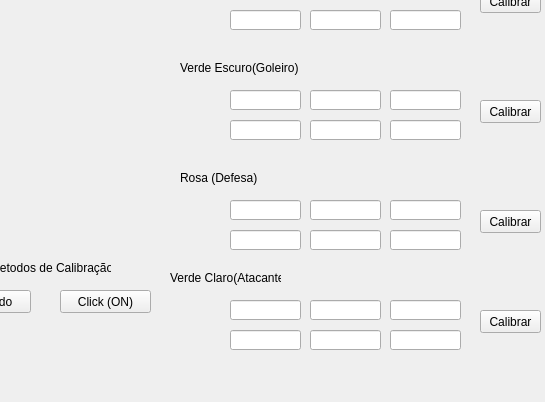
This is ColorManagement.ui in erufes/erus-vsss-python as Qt 5 draws it before an edit; both pictures show x 490 to 1035 and y 260 to 662 of the 1035 by 662 pixel window. The edited form follows.
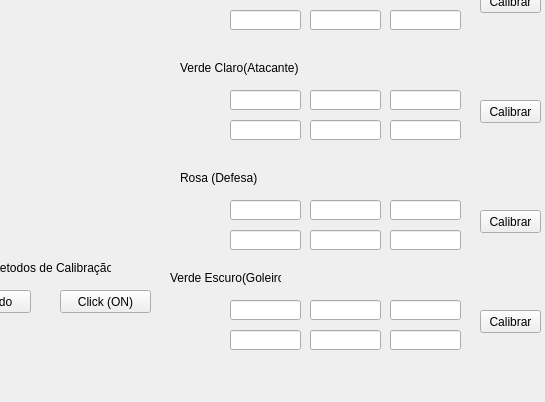
This is the edited form.

```diff
--- a/ColorManagement.ui
+++ b/ColorManagement.ui
@@ -297,7 +297,7 @@
     </rect>
    </property>
    <property name="text">
-    <string>Verde Escuro(Goleiro)</string>
+    <string>Verde Claro(Atacante)</string>
    </property>
   </widget>
   <widget class="QLineEdit" name="cor1LowerV">
@@ -453,7 +453,7 @@
     </rect>
    </property>
    <property name="text">
-    <string>Verde Claro(Atacante)</string>
+    <string>Verde Escuro(Goleiro)</string>
    </property>
   </widget>
   <widget class="QLineEdit" name="cor3UpperV">
```
